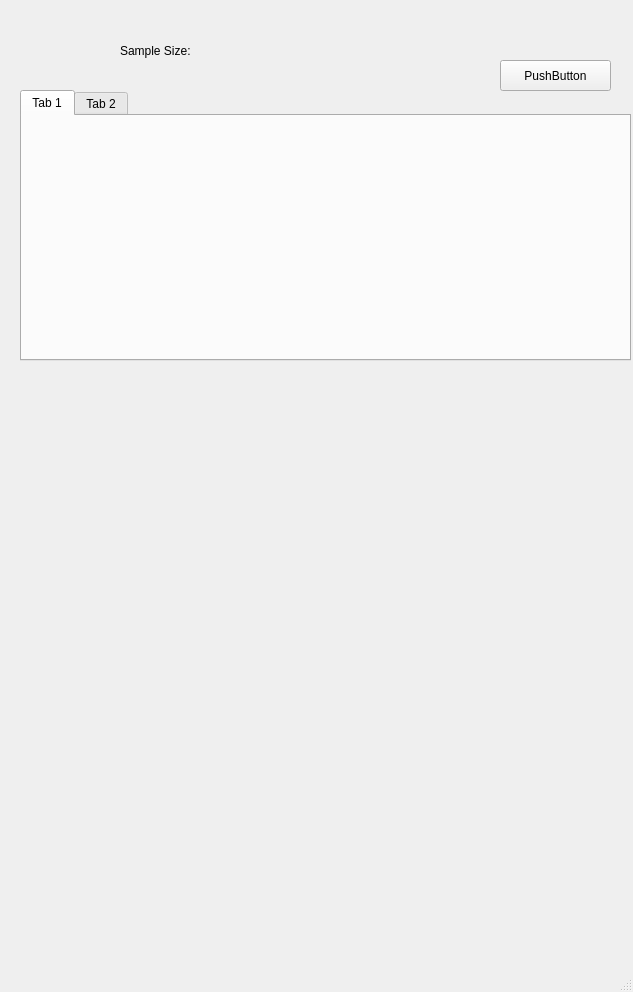
Before: the Qt Designer form _04_Solution_Spaces/_100_design_space_projection/gui_main_designer.ui in Surya-Vamshi/Product-Family-Design, drawn with Qt 5.
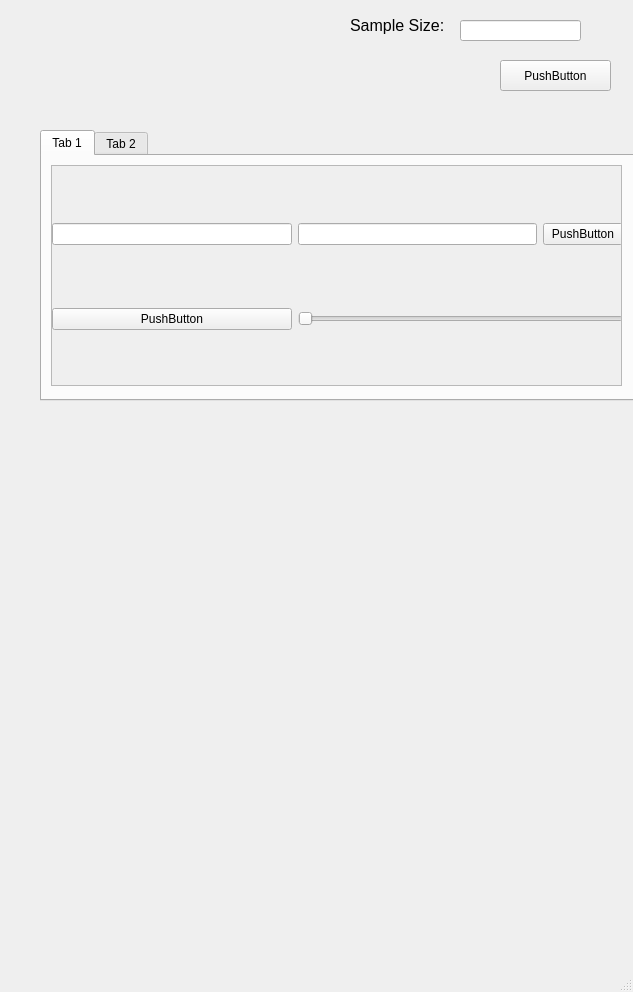
After: the same form once the commit is applied. Icons and pictures are not drawn.

Commit message: Updated: gui_main.py (Design Variables Table))

```diff
--- a/_04_Solution_Spaces/_100_design_space_projection/gui_main_designer.ui
+++ b/_04_Solution_Spaces/_100_design_space_projection/gui_main_designer.ui
@@ -42,8 +42,8 @@
    <widget class="QTabWidget" name="tabWidget">
     <property name="geometry">
      <rect>
-      <x>20</x>
-      <y>90</y>
+      <x>40</x>
+      <y>130</y>
       <width>611</width>
       <height>271</height>
      </rect>
@@ -58,6 +58,68 @@
      <attribute name="title">
       <string>Tab 1</string>
      </attribute>
+     <widget class="QScrollArea" name="scrollArea">
+      <property name="geometry">
+       <rect>
+        <x>9</x>
+        <y>9</y>
+        <width>571</width>
+        <height>221</height>
+       </rect>
+      </property>
+      <property name="widgetResizable">
+       <bool>true</bool>
+      </property>
+      <widget class="QWidget" name="scrollAreaWidgetContents">
+       <property name="geometry">
+        <rect>
+         <x>0</x>
+         <y>0</y>
+         <width>569</width>
+         <height>219</height>
+        </rect>
+       </property>
+       <widget class="QWidget" name="layoutWidget">
+        <property name="geometry">
+         <rect>
+          <x>0</x>
+          <y>0</y>
+          <width>571</width>
+          <height>221</height>
+         </rect>
+        </property>
+        <layout class="QGridLayout" name="DV_Grid">
+         <item row="0" column="1">
+          <widget class="QLineEdit" name="lineEdit_3"/>
+         </item>
+         <item row="0" column="2">
+          <widget class="QPushButton" name="pushButton_2">
+           <property name="text">
+            <string>PushButton</string>
+           </property>
+          </widget>
+         </item>
+         <item row="1" column="0">
+          <widget class="QPushButton" name="pushButton_3">
+           <property name="text">
+            <string>PushButton</string>
+           </property>
+          </widget>
+         </item>
+         <item row="0" column="0">
+          <widget class="QLineEdit" name="lineEdit_2"/>
+         </item>
+         <item row="1" column="1" colspan="2">
+          <widget class="QSlider" name="horizontalSlider">
+           <property name="orientation">
+            <enum>Qt::Horizontal</enum>
+           </property>
+          </widget>
+         </item>
+        </layout>
+       </widget>
+      </widget>
+     </widget>
     </widget>
     <widget class="QWidget" name="QOI_P">
      <attribute name="title">
@@ -81,16 +143,31 @@
    <widget class="QLabel" name="label">
     <property name="geometry">
      <rect>
-      <x>120</x>
-      <y>40</y>
-      <width>71</width>
-      <height>21</height>
+      <x>350</x>
+      <y>10</y>
+      <width>121</width>
+      <height>31</height>
      </rect>
     </property>
+    <property name="font">
+     <font>
+      <pointsize>12</pointsize>
+     </font>
+    </property>
     <property name="text">
      <string>Sample Size: </string>
     </property>
    </widget>
+   <widget class="QLineEdit" name="lineEdit">
+    <property name="geometry">
+     <rect>
+      <x>460</x>
+      <y>20</y>
+      <width>121</width>
+      <height>21</height>
+     </rect>
+    </property>
+   </widget>
   </widget>
   <widget class="QMenuBar" name="menubar">
    <property name="enabled">
```
The commit also changes 2 other files.
